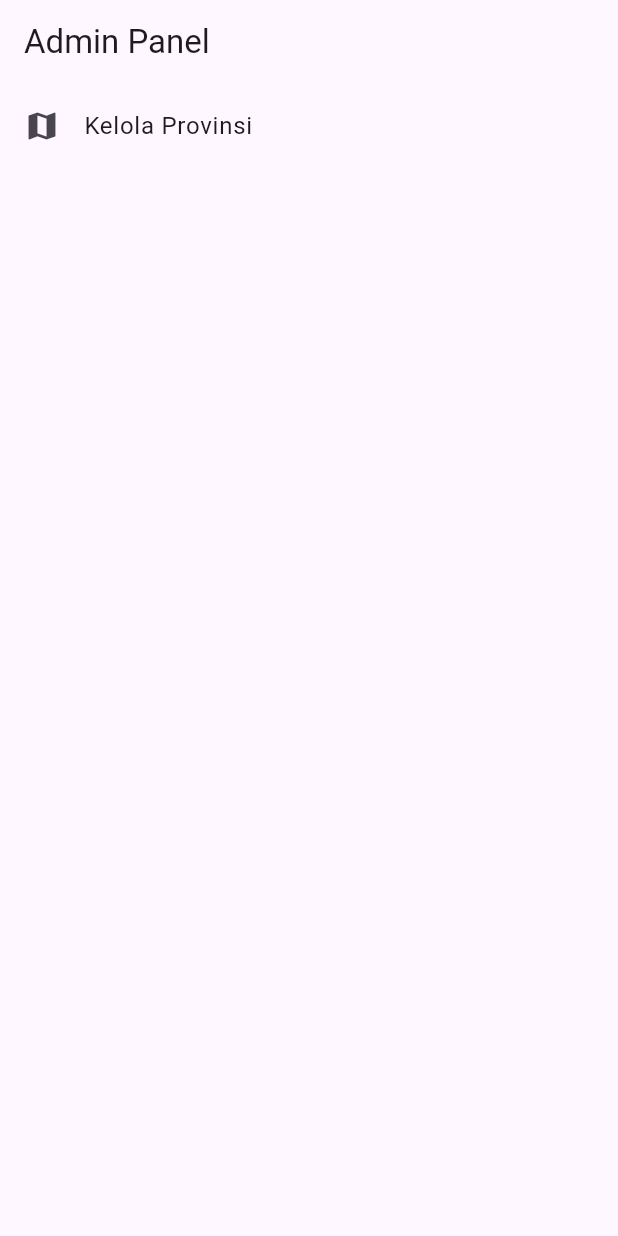
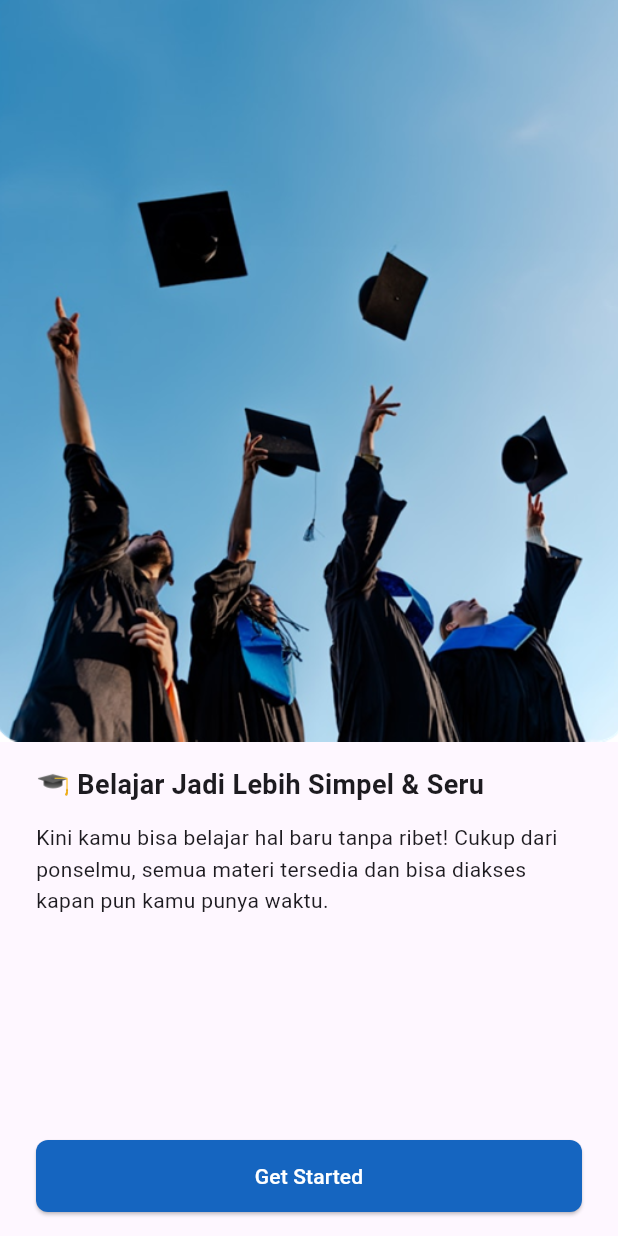
Before and after one commit to azkiaputri2907/FlutterSimpaduPegawai, a Flutter app: the screen it shows after launch, on a phone screen of 412 x 824 dp. Run offline on Flutter 3.47's test engine with Material 3 defaults, Android fonts, the phone set to English and light mode, and no system bars.

```diff
--- a/lib/main.dart
+++ b/lib/main.dart
@@ -1,6 +1,8 @@
 import 'package:flutter/material.dart';
 import 'screens/dashboard.dart';
 import 'screens/admindashboard.dart';
+import 'screens/login_screen.dart';
+import 'screens/onboarding_screen.dart';
 // import 'screens/pegawai_list_page.dart';
 // import 'screens/status_list_page.dart';
 // import 'screens/provinsi_list_page.dart';
@@ -19,9 +21,13 @@ class MyApp extends StatelessWidget {
       theme: ThemeData(
         primarySwatch: Colors.blue,
       ),
-      home: AdminDashboard(),
+      //home: AdminDashboard(), // Tetap gunakan ini sebagai entry point
       routes: {
-        '/admin': (context) => const AdminDashboard(),
+        '/': (context) => const OnboardingScreen(), // KOMENTARI baris ini
+        '/login': (context) => const LoginScreen(),
+        '/dashboard': (context) => DashboardDosen(),
+
+        // '/admin': (context) => const AdminDashboard(),
         // '/pegawai': (context) => const PegawaiListPage(),
         // '/status': (context) => const StatusListPage(),
         // '/provinsi': (context) => ProvinsiListPage(),
--- /dev/null
+++ b/lib/model/onboarding_model.dart
@@ -0,0 +1,11 @@
+class OnboardingModel {
+  final String title;
+  final String description;
+  final String imagePath;
+
+  OnboardingModel({
+    required this.title,
+    required this.description,
+    required this.imagePath,
+  });
+}
--- /dev/null
+++ b/lib/screens/onboarding_page.dart
@@ -0,0 +1,62 @@
+import 'package:flutter/material.dart';
+import '../../../model/onboarding_model.dart';
+
+class OnboardingPage extends StatelessWidget {
+  final OnboardingModel data;
+
+  const OnboardingPage({super.key, required this.data});
+
+  @override
+  Widget build(BuildContext context) {
+    return Column(
+      children: [
+        Expanded(
+          flex: 3,
+          child: Image.asset(
+            data.imagePath,
+            fit: BoxFit.cover,
+            width: double.infinity,
+          ),
+        ),
+        Expanded(
+          flex: 2,
+          child: Padding(
+            padding: const EdgeInsets.symmetric(horizontal: 24.0, vertical: 16),
+            child: Column(
+              crossAxisAlignment: CrossAxisAlignment.start,
+              children: [
+                Text(
+                  data.title,
+                  style: const TextStyle(fontWeight: FontWeight.bold, fontSize: 18),
+                ),
+                const SizedBox(height: 12),
+                Text(
+                  data.description,
+                  style: const TextStyle(fontSize: 14, height: 1.5),
+                ),
+                const Spacer(),
+                SizedBox(
+                  width: double.infinity,
+                  height: 48,
+                  child: ElevatedButton(
+                    onPressed: () {
+                      // pindah ke login
+                      Navigator.pushReplacementNamed(context, '/login');
+                    },
+                    style: ElevatedButton.styleFrom(
+                      backgroundColor: Colors.blue[800],
+                      shape: RoundedRectangleBorder(
+                        borderRadius: BorderRadius.circular(8),
+                      ),
+                    ),
+                    child: const Text("Get Started", style: TextStyle(color: Colors.white)),
+                  ),
+                ),
+              ],
+            ),
+          ),
+        )
+      ],
+    );
+  }
+}
--- /dev/null
+++ b/lib/screens/onboarding_screen.dart
@@ -0,0 +1,48 @@
+import 'package:flutter/material.dart';
+import '../model/onboarding_model.dart';
+import 'onboarding_page.dart';
+
+class OnboardingScreen extends StatefulWidget {
+  const OnboardingScreen({super.key});
+
+  @override
+  State<OnboardingScreen> createState() => _OnboardingScreenState();
+}
+
+class _OnboardingScreenState extends State<OnboardingScreen> {
+  final PageController _controller = PageController();
+
+  final List<OnboardingModel> onboardingData = [
+    OnboardingModel(
+      title: "🎓 Belajar Jadi Lebih Simpel & Seru",
+      description:
+          "Kini kamu bisa belajar hal baru tanpa ribet! Cukup dari ponselmu, semua materi tersedia dan bisa diakses kapan pun kamu punya waktu.",
+      imagePath: "assets/images/onboarding1.jpg",
+    ),
+    OnboardingModel(
+      title: "👥 Belajarnya Bareng-Bareng !",
+      description:
+          "Ada komunitas dan mentor yang siap bantu kamu setiap langkah. Jadi belajar nggak cuma sendiri, tapi rame dan seru bareng yang lain.",
+      imagePath: "assets/images/onboarding2.jpg",
+    ),
+    OnboardingModel(
+      title: "📚 Belajar Tanpa Batas, Kapan Aja",
+      description:
+          "Nggak perlu nunggu waktu luang lama. Cukup beberapa menit sehari, kamu udah bisa dapet ilmu baru yang bermanfaat langsung dari HP kamu.",
+      imagePath: "assets/images/onboarding3.jpg",
+    ),
+  ];
+
+  @override
+  Widget build(BuildContext context) {
+    return Scaffold(
+      body: PageView.builder(
+        controller: _controller,
+        itemCount: onboardingData.length,
+        itemBuilder: (context, index) {
+          return OnboardingPage(data: onboardingData[index]);
+        },
+      ),
+    );
+  }
+}
--- a/pubspec.yaml
+++ b/pubspec.yaml
@@ -67,6 +67,10 @@ flutter:
      # - images/a_dot_ham.jpeg
      - assets/images/dosen_ilustrasi.png
      - assets/images/logo_poliban.png
+     - assets/images/onboarding1.jpg
+     - assets/images/onboarding2.jpg
+     - assets/images/onboarding3.jpg
+     - assets/images/dosen_ilustrasi.png
 
   # An image asset can refer to one or more resolution-specific "variants", see
   # https://flutter.dev/to/resolution-aware-images
```
Also changed, not shown: lib/screens/bukakelaspage.dart (added, +83 -0 lines), lib/screens/dashboard.dart (+76 -97 lines), lib/screens/kelas_card.dart (+44 -7 lines), lib/screens/login_screen.dart (added, +109 -0 lines), lib/screens/tanggunganpage.dart (added, +59 -0 lines), assets/images/onboarding1.jpg (added), assets/images/onboarding2.jpg (added), assets/images/onboarding3.jpg (added).
